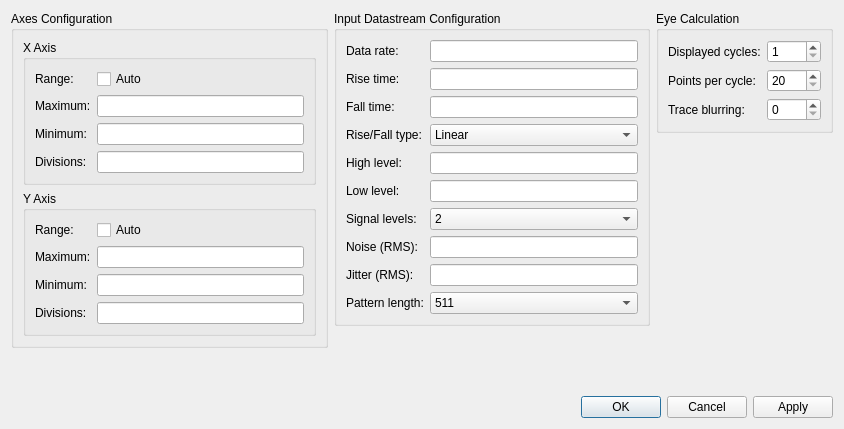
Before: the Qt Designer form Software/PC_Application/LibreVNA-GUI/Traces/eyediagrameditdialog.ui in jankae/LibreVNA, drawn with Qt 5.
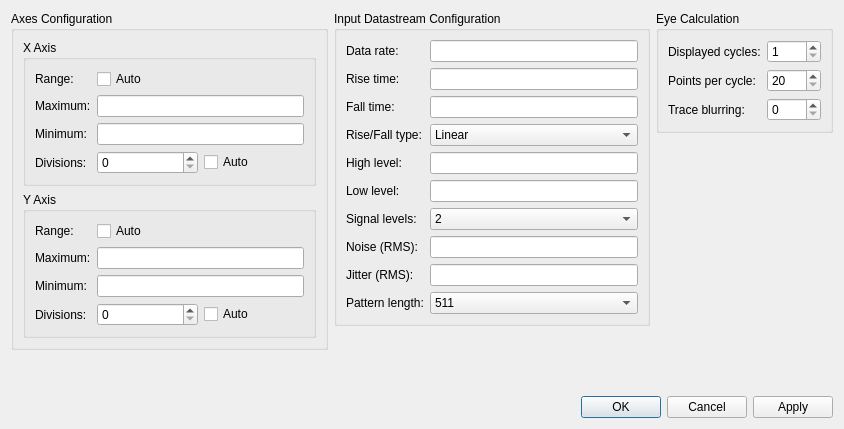
After: the same form once the commit is applied. Custom widgets are drawn as their Qt base class.

The edit to the form file:
```diff
--- a/Software/PC_Application/LibreVNA-GUI/Traces/eyediagrameditdialog.ui
+++ b/Software/PC_Application/LibreVNA-GUI/Traces/eyediagrameditdialog.ui
@@ -32,7 +32,7 @@
             <property name="title">
              <string>X Axis</string>
             </property>
-            <layout class="QFormLayout" name="formLayout_3">
+            <layout class="QFormLayout" name="formLayout_4">
              <item row="0" column="0">
               <widget class="QLabel" name="label_19">
                <property name="text">
@@ -75,7 +75,18 @@
               </widget>
              </item>
              <item row="3" column="1">
-              <widget class="SIUnitEdit" name="Xdivs"/>
+              <layout class="QHBoxLayout" name="horizontalLayout_2">
+               <item>
+                <widget class="QSpinBox" name="Xdivs"/>
+               </item>
+               <item>
+                <widget class="QCheckBox" name="XautoDivs">
+                 <property name="text">
+                  <string>Auto</string>
+                 </property>
+                </widget>
+               </item>
+              </layout>
              </item>
             </layout>
            </widget>
@@ -85,7 +96,7 @@
             <property name="title">
              <string>Y Axis</string>
             </property>
-            <layout class="QFormLayout" name="formLayout_5">
+            <layout class="QFormLayout" name="formLayout_3">
              <item row="0" column="0">
               <widget class="QLabel" name="label_15">
                <property name="text">
@@ -128,7 +139,18 @@
               </widget>
              </item>
              <item row="3" column="1">
-              <widget class="SIUnitEdit" name="Ydivs"/>
+              <layout class="QHBoxLayout" name="horizontalLayout_3">
+               <item>
+                <widget class="QSpinBox" name="Ydivs"/>
+               </item>
+               <item>
+                <widget class="QCheckBox" name="YautoDivs">
+                 <property name="text">
+                  <string>Auto</string>
+                 </property>
+                </widget>
+               </item>
+              </layout>
              </item>
             </layout>
            </widget>
```
